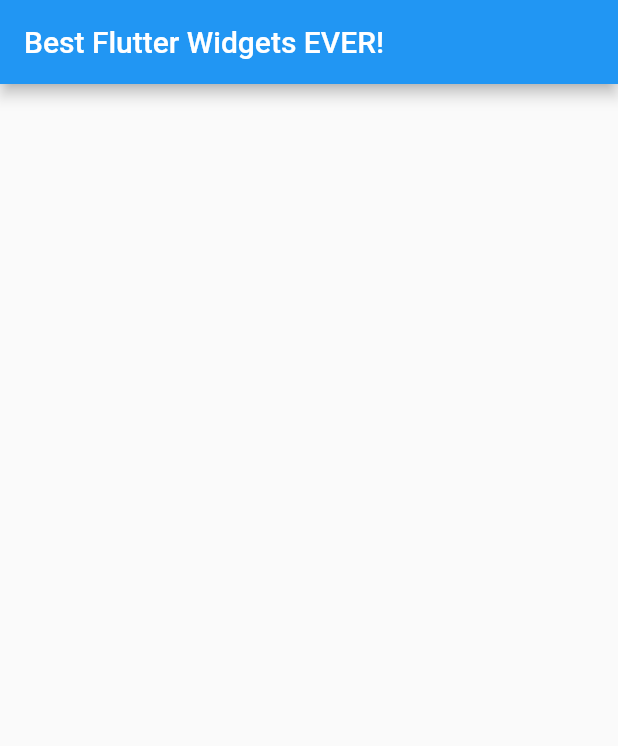
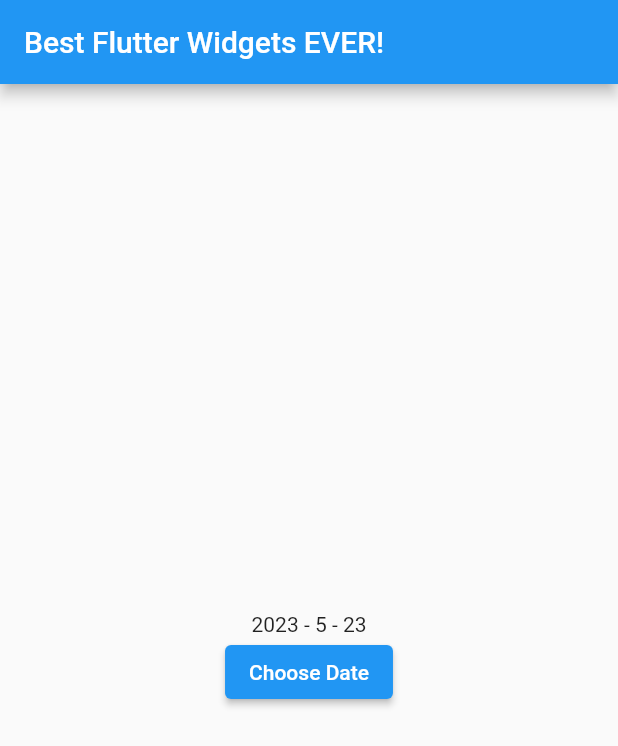
Before and after one commit to YamamotoDesu/best_flutter_widgets_ever, a Flutter app: the screen it shows after launch, on a phone screen of 412 x 824 dp. Shown: the top 746 px of the screen. Run offline on Flutter 3.47's test engine with Material 2 defaults, Android fonts, the phone set to English and light mode, and no system bars.

Commit message:
DatePicker #14

```diff
--- /dev/null
+++ b/lib/14_datepicker/date_picker.dart
@@ -0,0 +1,39 @@
+import 'package:flutter/material.dart';
+
+class MyDatePicker extends StatefulWidget {
+  const MyDatePicker({super.key});
+
+  @override
+  State<MyDatePicker> createState() => _MyDatePickerState();
+}
+
+class _MyDatePickerState extends State<MyDatePicker> {
+  DateTime _selectedDate = DateTime.now();
+  @override
+  Widget build(BuildContext context) {
+    return Center(
+      child: Column(
+        mainAxisAlignment: MainAxisAlignment.center,
+        children: <Widget>[
+          Text("${_selectedDate.year} - ${_selectedDate.month} - ${_selectedDate.day}"),
+          ElevatedButton(
+            child: const Text("Choose Date"),
+            onPressed: () async {
+              final DateTime? pickedDate = await showDatePicker(
+                context: context,
+                initialDate: _selectedDate,
+                firstDate: DateTime(2015),
+                lastDate: DateTime(2025),
+              );
+              if (pickedDate != null && pickedDate != _selectedDate) {
+                setState(() {
+                  _selectedDate = pickedDate;
+                });
+              }
+            }
+          ),
+        ],
+      ),
+    );
+  }
+}
--- a/lib/main.dart
+++ b/lib/main.dart
@@ -1,9 +1,19 @@
+import 'package:best_flutter_widgets_ever/10_table/table.dart';
+import 'package:best_flutter_widgets_ever/11_alert_dialog/alert_dialog.dart';
 import 'package:best_flutter_widgets_ever/1_material_banner/material_banner.dart';
 import 'package:best_flutter_widgets_ever/2_preferred_size/preferred_size.dart';
 import 'package:best_flutter_widgets_ever/3_bottom_sheet/bottom_sheet.dart';
 import 'package:best_flutter_widgets_ever/4_long_press_draggable/long_press_draggable.dart';
 import 'package:best_flutter_widgets_ever/5_interactive_view/interactive_view.dart';
+import 'package:best_flutter_widgets_ever/6_reorderable_list_view/reorerable_list_view.dart';
+import 'package:best_flutter_widgets_ever/7_checkbox_list_title/checkbox_list_title.dart';
+import 'package:best_flutter_widgets_ever/8_circle_avatar/circle_avatar.dart';
+import 'package:best_flutter_widgets_ever/9_cupertino_context_menu/cupertino_context_menu.dart';
 import 'package:flutter/material.dart';
+
+import '12_animated_container/animated_container.dart';
+import '13_card/card.dart';
+import '14_datepicker/date_picker.dart';
 
 void main() {
   runApp(const MyApp());
@@ -20,13 +30,13 @@
       theme: ThemeData(
         primarySwatch: Colors.blue,
       ),
-      // home: Scaffold(
-      //   appBar: AppBar(
-      //     title: const Text('Best Flutter Widgets EVER!'),
-      //   ),
-      //   body: const MyLongPressDraggable(),
-      // ),
-      home: MyInteractiveView(),
+      home: Scaffold(
+        appBar: AppBar(
+          title: const Text('Best Flutter Widgets EVER!'),
+        ),
+        body: const MyDatePicker(),
+      ),
+      // home: MyReordableListView(),
     );
   }
 }
```
